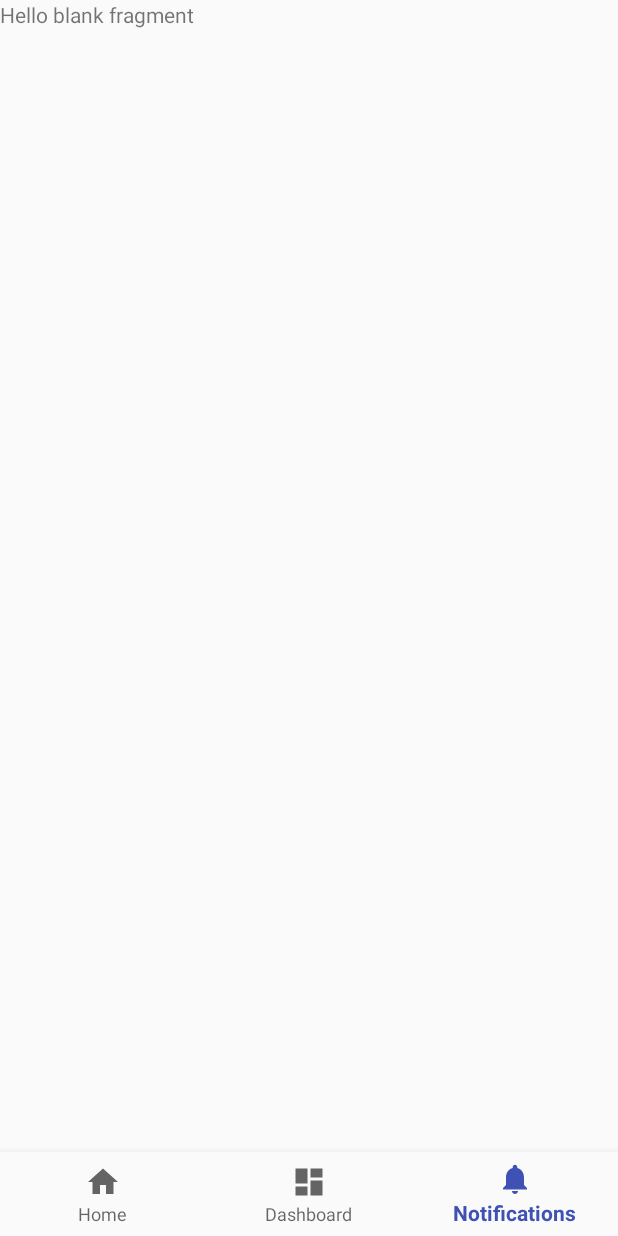
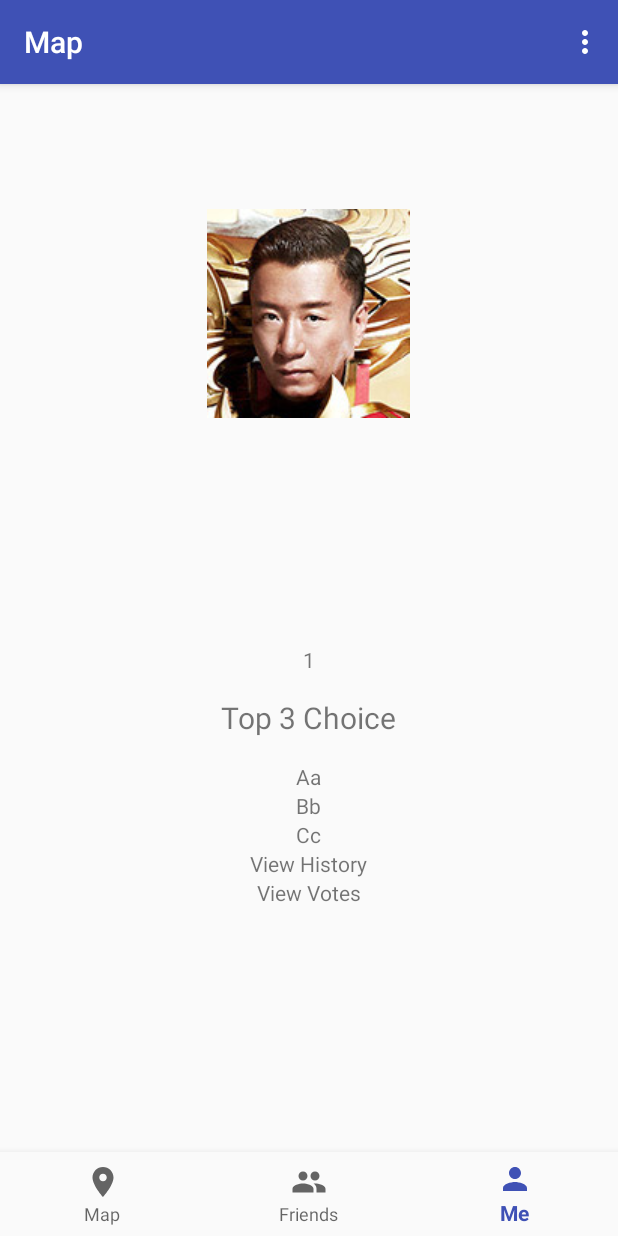
Before and after one commit to LlGOuDaN/WUT2EAT29, an Android app: the screen it shows after launch (MapsActivity), item 3 of the bottom bar chosen, on a phone screen of 412 x 824 dp. Run offline under Robolectric (Android 15) with nearby library versions, the phone set to English and light mode, and no system bars.

Commit message:
working on profile fragment

```diff
--- a/Project/app/src/main/java/com/example/l8411/wut2eat29/Activity/MapsActivity.java
+++ b/Project/app/src/main/java/com/example/l8411/wut2eat29/Activity/MapsActivity.java
@@ -12,10 +12,15 @@ import android.support.v4.app.ActivityCompat;
 import android.support.v4.app.Fragment;
 import android.support.v4.app.FragmentActivity;
 import android.support.v4.app.FragmentManager;
+import android.support.v7.app.AppCompatActivity;
+import android.support.v7.widget.Toolbar;
 import android.util.Log;
+import android.view.Menu;
 import android.view.MenuItem;
 
 import com.example.l8411.wut2eat29.Fragment.FriendListFragment;
+import com.example.l8411.wut2eat29.Fragment.ProfileFragment;
+import com.example.l8411.wut2eat29.Model.UserProfile;
 import com.example.l8411.wut2eat29.R;
 import com.google.android.gms.maps.CameraUpdateFactory;
 import com.google.android.gms.maps.GoogleMap;
@@ -24,26 +29,33 @@ import com.google.android.gms.maps.SupportMapFragment;
 import com.google.android.gms.maps.model.LatLng;
 import com.google.android.gms.maps.model.MarkerOptions;
 
-public class MapsActivity extends FragmentActivity implements OnMapReadyCallback {
+import java.util.ArrayList;
+
+public class MapsActivity extends AppCompatActivity implements OnMapReadyCallback {
 
     private GoogleMap mMap;
     private FragmentManager fragmentManager;
     private SupportMapFragment mMapFragment;
-    private SupportMapFragment mMapFragment2;
+    private ProfileFragment mProfileFragmet;
     private Fragment mFriendFragment;
-    private boolean justforfun;
+
 
     @Override
     protected void onCreate(Bundle savedInstanceState) {
         super.onCreate(savedInstanceState);
         setContentView(R.layout.activity_maps);
         fragmentManager = getSupportFragmentManager();
-        justforfun = true;
 
         // Obtain the SupportMapFragment and get notified when the map is ready to be used.
         mMapFragment = SupportMapFragment.newInstance();
+        if (ActivityCompat.checkSelfPermission(this, Manifest.permission.ACCESS_FINE_LOCATION) != PackageManager.PERMISSION_GRANTED && ActivityCompat.checkSelfPermission(this, Manifest.permission.ACCESS_COARSE_LOCATION) != PackageManager.PERMISSION_GRANTED) {
+            ActivityCompat.requestPermissions(MapsActivity.this,
+                    new String[]{Manifest.permission.ACCESS_FINE_LOCATION},
+                    1);
+        } else {
             fragmentManager.beginTransaction().add(R.id.container, mMapFragment).commit();
             mMapFragment.getMapAsync(this);
+        }
 
 
 //        TODO: add and create other fragments
@@ -64,7 +76,6 @@ public class MapsActivity extends FragmentActivity implements OnMapReadyCallback
             switch (item.getItemId()) {
                 case R.id.navigation_home:
                     fragmentManager.beginTransaction().replace(R.id.container, mMapFragment).commit();
-                    justforfun = true;
                     mMapFragment.getMapAsync(MapsActivity.this);
                     return true;
                 case R.id.navigation_dashboard:
@@ -76,7 +87,9 @@ public class MapsActivity extends FragmentActivity implements OnMapReadyCallback
                     //mMapFragment2.getMapAsync(MapsActivity.this);
                     return true;
                 case R.id.navigation_notifications:
-
+                    String[] top3 = {"Aa", "Bb", "Cc"};
+                    mProfileFragmet = mProfileFragmet.newInstance(new UserProfile(001,top3, new ArrayList<String>(), new ArrayList<String>()));
+                    fragmentManager.beginTransaction().replace(R.id.container,mProfileFragmet).commit();
                     return true;
             }
             return false;
@@ -97,11 +110,7 @@ public class MapsActivity extends FragmentActivity implements OnMapReadyCallback
         mMap = googleMap;
 
         // Add a marker in Sydney and move the camera
-        if (justforfun) {
-            LatLng beijing = new LatLng(39.9138184, 116.363625);
-            mMap.addMarker(new MarkerOptions().position(beijing).title("Marker in Beijing"));
-            mMap.moveCamera(CameraUpdateFactory.newLatLng(beijing));
-        } else {
+
         Log.d("in", "no in 1");
         double Lat = 0;
         double log = 0;
@@ -110,7 +119,7 @@ public class MapsActivity extends FragmentActivity implements OnMapReadyCallback
 
         if (ActivityCompat.checkSelfPermission(this, Manifest.permission.ACCESS_FINE_LOCATION) != PackageManager.PERMISSION_GRANTED && ActivityCompat.checkSelfPermission(this, Manifest.permission.ACCESS_COARSE_LOCATION) != PackageManager.PERMISSION_GRANTED) {
 
-            }else{
+        } else {
             Log.d("emmmm", "wtf");
             Location location = lm.getLastKnownLocation(LocationManager.GPS_PROVIDER);
             Lat = location.getLatitude();
@@ -124,7 +133,38 @@ public class MapsActivity extends FragmentActivity implements OnMapReadyCallback
         mMap.addMarker(new MarkerOptions().position(mPosition).title("Marker my position"));
         mMap.moveCamera(CameraUpdateFactory.newLatLng(mPosition));
 
+
     }
 
+    @Override
+    public boolean onCreateOptionsMenu(Menu menu) {
+        getMenuInflater().inflate(R.menu.menu_main, menu);
+        return true;
+    }
+
+    @Override
+    public boolean onOptionsItemSelected(MenuItem item) {
+        int id = item.getItemId();
+
+        if (id == R.id.action_addContact) {
+
+            return true;
+        }
+
+        if (id == R.id.action_startVote) {
+
+            return true;
+        }
+
+        if (id == R.id.action_Invitation) {
+
+            return true;
+        }
+
+        if (id == R.id.action_Setting) {
+
+            return true;
+        }
+        return super.onOptionsItemSelected(item);
     }
 }
--- /dev/null
+++ b/Project/app/src/main/java/com/example/l8411/wut2eat29/Fragment/ProfileFragment.java
@@ -0,0 +1,117 @@
+package com.example.l8411.wut2eat29.Fragment;
+
+import android.content.Context;
+import android.net.Uri;
+import android.os.Bundle;
+import android.app.Fragment;
+import android.view.LayoutInflater;
+import android.view.View;
+import android.view.ViewGroup;
+import android.widget.TextView;
+
+import com.example.l8411.wut2eat29.Model.UserProfile;
+import com.example.l8411.wut2eat29.R;
+
+
+/**
+ * A simple {@link Fragment} subclass.
+ * Activities that contain this fragment must implement the
+ * {@link ProfileFragment.OnFragmentInteractionListener} interface
+ * to handle interaction events.
+ * Use the {@link ProfileFragment#newInstance} factory method to
+ * create an instance of this fragment.
+ */
+public class ProfileFragment extends android.support.v4.app.Fragment {
+    // TODO: Rename parameter arguments, choose names that match
+    // the fragment initialization parameters, e.g. ARG_ITEM_NUMBER
+    private static final String ARG_PROFILE = "profile";
+
+    // TODO: Rename and change types of parameters
+    private UserProfile mProfile;
+    private TextView mUID;
+    private TextView mTopAChoice;
+    private TextView mTopBChoice;
+    private TextView mTopCChoice;
+    private String[] top3Choices;
+
+
+    public ProfileFragment() {
+        // Required empty public constructor
+    }
+
+
+    public static ProfileFragment newInstance(UserProfile userProfile) {
+        ProfileFragment fragment = new ProfileFragment();
+        Bundle args = new Bundle();
+        args.putParcelable(ARG_PROFILE, userProfile);
+        fragment.setArguments(args);
+        return fragment;
+    }
+
+    @Override
+    public void onCreate(Bundle savedInstanceState) {
+        super.onCreate(savedInstanceState);
+        if (getArguments() != null) {
+            mProfile = getArguments().getParcelable(ARG_PROFILE);
+        }
+    }
+
+    @Override
+    public View onCreateView(LayoutInflater inflater, ViewGroup container,
+                             Bundle savedInstanceState) {
+        // Inflate the layout for this fragment
+        mProfile = getArguments().getParcelable(ARG_PROFILE);
+        top3Choices = mProfile.getTop3Choice();
+        View rootView = inflater.inflate(R.layout.fragment_profile, container, false);
+        mUID = rootView.findViewById(R.id.IDView);
+        mTopAChoice = rootView.findViewById(R.id.topChoiceA);
+        mTopBChoice = rootView.findViewById(R.id.topChoiceB);
+        mTopCChoice = rootView.findViewById(R.id.topChoiceC);
+
+
+        mUID.setText(mProfile.getUserID()+"");
+        mTopAChoice.setText(top3Choices[0]);
+        mTopBChoice.setText(top3Choices[1]);
+        mTopCChoice.setText(top3Choices[2]);
+        return rootView;
+    }
+
+    // TODO: Rename method, update argument and hook method into UI event
+//    public void onButtonPressed(Uri uri) {
+//        if (mListener != null) {
+//            mListener.onFragmentInteraction(uri);
+//        }
+//    }
+
+//    @Override
+//    public void onAttach(Context context) {
+//        super.onAttach(context);
+//        if (context instanceof OnFragmentInteractionListener) {
+//            mListener = (OnFragmentInteractionListener) context;
+//        } else {
+//            throw new RuntimeException(context.toString()
+//                    + " must implement OnFragmentInteractionListener");
+//        }
+//    }
+//
+//    @Override
+//    public void onDetach() {
+//        super.onDetach();
+//        mListener = null;
+//    }
+//
+//    /**
+//     * This interface must be implemented by activities that contain this
+//     * fragment to allow an interaction in this fragment to be communicated
+//     * to the activity and potentially other fragments contained in that
+//     * activity.
+//     * <p>
+//     * See the Android Training lesson <a href=
+//     * "http://developer.android.com/training/basics/fragments/communicating.html"
+//     * >Communicating with Other Fragments</a> for more information.
+//     */
+//    public interface OnFragmentInteractionListener {
+//        // TODO: Update argument type and name
+//        void onFragmentInteraction(Uri uri);
+//    }
+}
--- a/Project/app/src/main/java/com/example/l8411/wut2eat29/Fragment/mapFragment.java
+++ /dev/null
@@ -1,8 +0,0 @@
-package com.example.l8411.wut2eat29.Fragment;
-
-import com.google.android.gms.maps.SupportMapFragment;
-
-
-public class mapFragment extends SupportMapFragment {
-
-}
--- /dev/null
+++ b/Project/app/src/main/java/com/example/l8411/wut2eat29/Model/UserProfile.java
@@ -0,0 +1,88 @@
+package com.example.l8411.wut2eat29.Model;
+
+import android.os.Parcel;
+import android.os.Parcelable;
+
+import java.util.ArrayList;
+
+/**
+ * Created by l8411 on 4/14/2018.
+ */
+
+public class UserProfile implements Parcelable {
+    private int UserID;
+    private String[] Top3Choice;
+    private ArrayList<String> history;
+    private ArrayList<String> vote;
+
+    public UserProfile(int userID, String[] top3Choice, ArrayList<String> history, ArrayList<String> vote) {
+        UserID = userID;
+        Top3Choice = top3Choice;
+        this.history = history;
+        this.vote = vote;
+    }
+
+    protected UserProfile(Parcel in) {
+        UserID = in.readInt();
+        Top3Choice = in.createStringArray();
+        history = in.createStringArrayList();
+        vote = in.createStringArrayList();
+    }
+
+    public static final Creator<UserProfile> CREATOR = new Creator<UserProfile>() {
+        @Override
+        public UserProfile createFromParcel(Parcel in) {
+            return new UserProfile(in);
+        }
+
+        @Override
+        public UserProfile[] newArray(int size) {
+            return new UserProfile[size];
+        }
+    };
+
+    public int getUserID() {
+        return UserID;
+    }
+
+    public void setUserID(int userID) {
+        UserID = userID;
+    }
+
+    public String[] getTop3Choice() {
+        return Top3Choice;
+    }
+
+    public void setTop3Choice(String[] top3Choice) {
+        Top3Choice = top3Choice;
+    }
+
+    public ArrayList<String> getHistory() {
+        return history;
+    }
+
+    public void setHistory(ArrayList<String> history) {
+        this.history = history;
+    }
+
+    public ArrayList<String> getVote() {
+        return vote;
+    }
+
+    public void setVote(ArrayList<String> vote) {
+        this.vote = vote;
+    }
+
+    @Override
+    public int describeContents() {
+        return 0;
+    }
+
+    @Override
+    public void writeToParcel(Parcel parcel, int i) {
+        parcel.writeInt(UserID);
+        parcel.writeStringArray(Top3Choice);
+        parcel.writeStringList(history);
+        parcel.writeStringList(vote);
+    }
+}
--- /dev/null
+++ b/Project/app/src/main/res/drawable-v24/ic_people_black_24dp.xml
@@ -0,0 +1,9 @@
+<vector xmlns:android="http://schemas.android.com/apk/res/android"
+        android:width="24dp"
+        android:height="24dp"
+        android:viewportWidth="24.0"
+        android:viewportHeight="24.0">
+    <path
+        android:fillColor="#FF000000"
+        android:pathData="M16,11c1.66,0 2.99,-1.34 2.99,-3S17.66,5 16,5c-1.66,0 -3,1.34 -3,3s1.34,3 3,3zM8,11c1.66,0 2.99,-1.34 2.99,-3S9.66,5 8,5C6.34,5 5,6.34 5,8s1.34,3 3,3zM8,13c-2.33,0 -7,1.17 -7,3.5L1,19h14v-2.5c0,-2.33 -4.67,-3.5 -7,-3.5zM16,13c-0.29,0 -0.62,0.02 -0.97,0.05 1.16,0.84 1.97,1.97 1.97,3.45L17,19h6v-2.5c0,-2.33 -4.67,-3.5 -7,-3.5z"/>
+</vector>
--- /dev/null
+++ b/Project/app/src/main/res/drawable-v24/ic_person_black_24dp.xml
@@ -0,0 +1,9 @@
+<vector xmlns:android="http://schemas.android.com/apk/res/android"
+        android:width="24dp"
+        android:height="24dp"
+        android:viewportWidth="24.0"
+        android:viewportHeight="24.0">
+    <path
+        android:fillColor="#FF000000"
+        android:pathData="M12,12c2.21,0 4,-1.79 4,-4s-1.79,-4 -4,-4 -4,1.79 -4,4 1.79,4 4,4zM12,14c-2.67,0 -8,1.34 -8,4v2h16v-2c0,-2.66 -5.33,-4 -8,-4z"/>
+</vector>
--- /dev/null
+++ b/Project/app/src/main/res/drawable-v24/ic_place_black_24dp.xml
@@ -0,0 +1,9 @@
+<vector xmlns:android="http://schemas.android.com/apk/res/android"
+        android:width="24dp"
+        android:height="24dp"
+        android:viewportWidth="24.0"
+        android:viewportHeight="24.0">
+    <path
+        android:fillColor="#FF000000"
+        android:pathData="M12,2C8.13,2 5,5.13 5,9c0,5.25 7,13 7,13s7,-7.75 7,-13c0,-3.87 -3.13,-7 -7,-7zM12,11.5c-1.38,0 -2.5,-1.12 -2.5,-2.5s1.12,-2.5 2.5,-2.5 2.5,1.12 2.5,2.5 -1.12,2.5 -2.5,2.5z"/>
+</vector>
--- /dev/null
+++ b/Project/app/src/main/res/layout/fragment_profile.xml
@@ -0,0 +1,82 @@
+<FrameLayout xmlns:android="http://schemas.android.com/apk/res/android"
+    xmlns:app="http://schemas.android.com/apk/res-auto"
+    xmlns:tools="http://schemas.android.com/tools"
+    android:layout_width="match_parent"
+    android:layout_height="match_parent"
+    tools:context="com.example.l8411.wut2eat29.Fragment.ProfileFragment">
+
+    <RelativeLayout
+        android:layout_width="match_parent"
+        android:layout_height="match_parent">
+
+        <TextView
+            android:id="@+id/IDView"
+            android:layout_width="wrap_content"
+            android:layout_height="wrap_content"
+            android:layout_centerHorizontal="true"
+            android:layout_centerVertical="true"
+            android:text="@string/Default" />
+
+        <ImageView
+            android:id="@+id/imageView"
+            android:layout_width="wrap_content"
+            android:layout_height="wrap_content"
+            android:layout_alignParentTop="true"
+            android:layout_centerHorizontal="true"
+            android:layout_marginTop="83dp"
+            android:src="@drawable/wexin" />
+
+        <TextView
+            android:layout_width="wrap_content"
+            android:layout_height="wrap_content"
+            android:layout_below="@+id/IDView"
+            android:layout_centerHorizontal="true"
+            android:layout_marginTop="15dp"
+            android:text="@string/top_3_choice"
+            android:textSize="20dp"
+            android:id="@+id/textView2" />
+
+        <TextView
+            android:id="@+id/topChoiceA"
+            android:layout_width="wrap_content"
+            android:layout_height="wrap_content"
+            android:layout_below="@+id/textView2"
+            android:layout_centerHorizontal="true"
+            android:layout_marginTop="16dp"
+            android:text="@string/a" />
+
+        <TextView
+            android:id="@+id/topChoiceB"
+            android:layout_width="wrap_content"
+            android:layout_height="wrap_content"
+            android:layout_alignStart="@+id/topChoiceA"
+            android:layout_below="@+id/topChoiceA"
+            android:text="@string/b" />
+
+        <TextView
+            android:id="@+id/topChoiceC"
+            android:layout_width="wrap_content"
+            android:layout_height="wrap_content"
+            android:layout_alignStart="@+id/topChoiceB"
+            android:layout_below="@+id/topChoiceB"
+            android:text="@string/c" />
+
+        <TextView
+            android:layout_width="wrap_content"
+            android:layout_height="wrap_content"
+            android:layout_below="@+id/topChoiceC"
+            android:layout_centerHorizontal="true"
+            android:text="@string/view_history"
+            android:id="@+id/history" />
+
+        <TextView
+            android:id="@+id/votes"
+            android:layout_width="wrap_content"
+            android:layout_height="wrap_content"
+            android:layout_below="@+id/history"
+            android:layout_centerHorizontal="true"
+            android:text="@string/view_votes" />
+
+    </RelativeLayout>
+
+</FrameLayout>
--- /dev/null
+++ b/Project/app/src/main/res/menu/menu_main.xml
@@ -0,0 +1,29 @@
+<menu xmlns:android="http://schemas.android.com/apk/res/android"
+    xmlns:app="http://schemas.android.com/apk/res-auto"
+    xmlns:tools="http://schemas.android.com/tools"
+    tools:context="com.example.l8411.wut2eat29.Activity.MapsActivity">
+    <item
+        android:id="@+id/action_addContact"
+        android:orderInCategory="100"
+        android:title="@string/add_contact"
+        app:showAsAction="never" />
+    <item
+        android:id="@+id/action_startVote"
+        android:orderInCategory="100"
+        android:title="@string/start_vote"
+        app:showAsAction="never"
+        />
+    <item
+        android:id="@+id/action_Invitation"
+        android:orderInCategory="100"
+        android:title="@string/invitation"
+        app:showAsAction="never"
+        />
+    <item
+        android:id="@+id/action_Setting"
+        android:orderInCategory="100"
+        android:title="@string/setting"
+        app:showAsAction="never"
+        />
+
+</menu>
--- a/Project/app/src/main/res/menu/navigation.xml
+++ b/Project/app/src/main/res/menu/navigation.xml
@@ -3,17 +3,17 @@
 
     <item
         android:id="@+id/navigation_home"
-        android:icon="@drawable/ic_home_black_24dp"
-        android:title="@string/title_home" />
+        android:icon="@drawable/ic_place_black_24dp"
+        android:title="@string/map" />
 
     <item
         android:id="@+id/navigation_dashboard"
-        android:icon="@drawable/ic_dashboard_black_24dp"
-        android:title="@string/title_dashboard" />
+        android:icon="@drawable/ic_people_black_24dp"
+        android:title="@string/friends" />
 
     <item
         android:id="@+id/navigation_notifications"
-        android:icon="@drawable/ic_notifications_black_24dp"
-        android:title="@string/title_notifications" />
+        android:icon="@drawable/ic_person_black_24dp"
+        android:title="@string/me" />
 
 </menu>
--- a/Project/app/src/main/res/values/strings.xml
+++ b/Project/app/src/main/res/values/strings.xml
@@ -7,4 +7,18 @@
     <!-- TODO: Remove or change this placeholder text -->
     <string name="hello_blank_fragment">Hello blank fragment</string>
     <string name="title_activity_maps">Map</string>
+    <string name="add_contact">Add Contact</string>
+    <string name="start_vote">Start Vote</string>
+    <string name="invitation">Invitation</string>
+    <string name="setting">Setting</string>
+    <string name="map">Map</string>
+    <string name="friends">Friends</string>
+    <string name="me">Me</string>
+    <string name="Default">Default</string>
+    <string name="top_3_choice">Top 3 Choice</string>
+    <string name="a">A</string>
+    <string name="b">B</string>
+    <string name="c">C</string>
+    <string name="view_history">View History</string>
+    <string name="view_votes">View Votes</string>
 </resources>
```
Also changed, not shown: Project/app/src/main/res/layout/activity_maps.xml (+0 -10 lines), Project/app/src/main/res/drawable-v24/wexin.png (added). Lines whose indentation alone changed are shown as unchanged.
